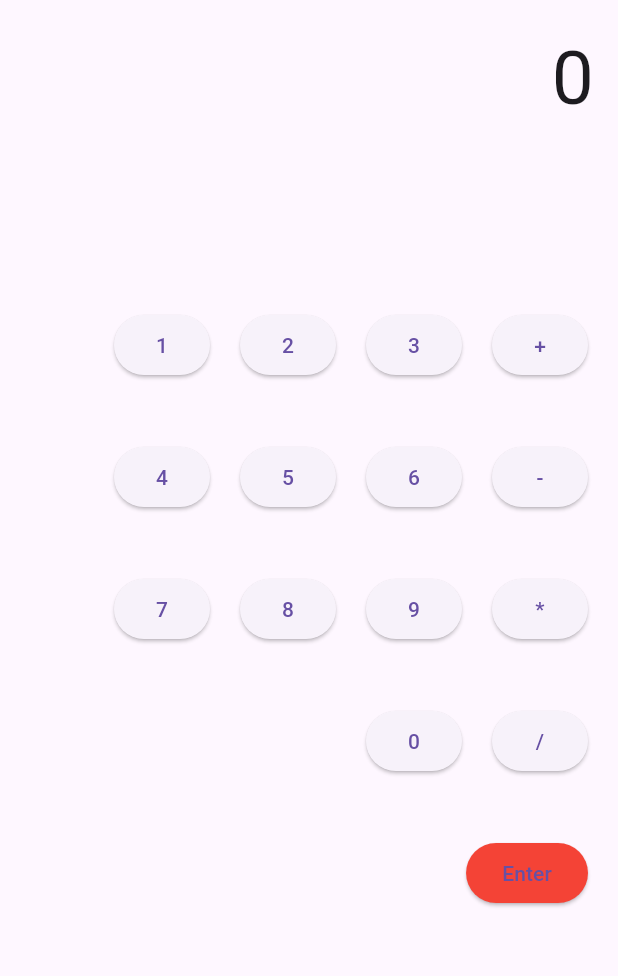
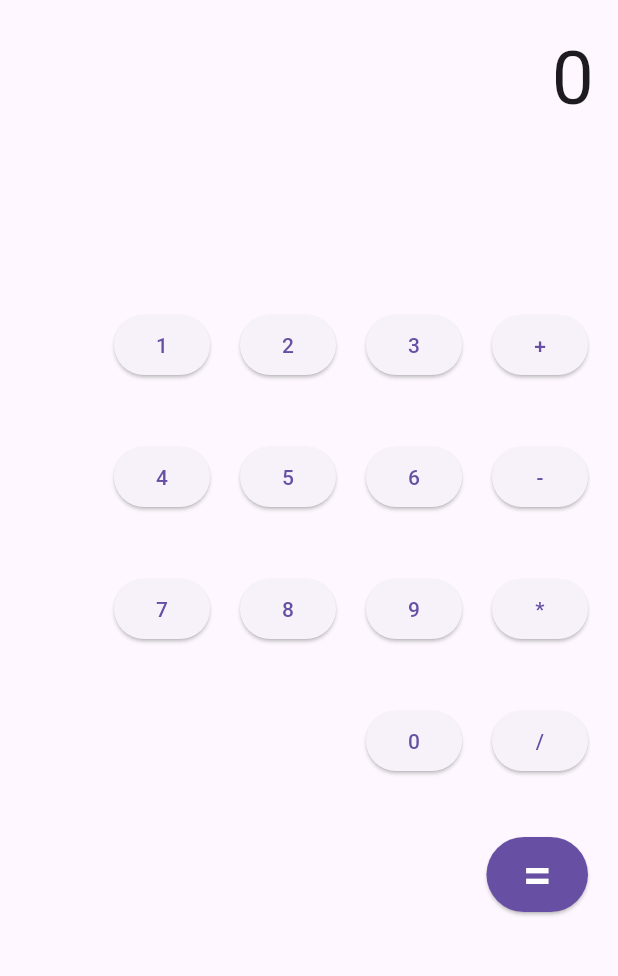
Before and after one commit to hirwaNkevin/flutter-calculator, a Flutter app: the screen it shows after launch, on a phone screen of 412 x 824 dp, the part 84-1060 px from its top. Run offline on Flutter 3.47's test engine with Material 3 defaults, Android fonts, the phone set to English and light mode, and no system bars.

Commit message:
change equal button

```diff
--- a/lib/calculator_screen.dart
+++ b/lib/calculator_screen.dart
@@ -218,9 +218,14 @@ class _CalculatorscreenState extends State<Calculatorscreen> {
                             print('button Pressed!');
                           },
                           style: ElevatedButton.styleFrom(
-                            backgroundColor: Colors.red, // Background color
+                            backgroundColor: Theme.of(context)
+                                .colorScheme
+                                .primary, // Background color
                           ),
-                          child: const Text('Enter')),
+                          child: const Text(
+                            '=',
+                            style: TextStyle(color: Colors.white, fontSize: 35),
+                          )),
                     ),
                   ],
                 ),
```
